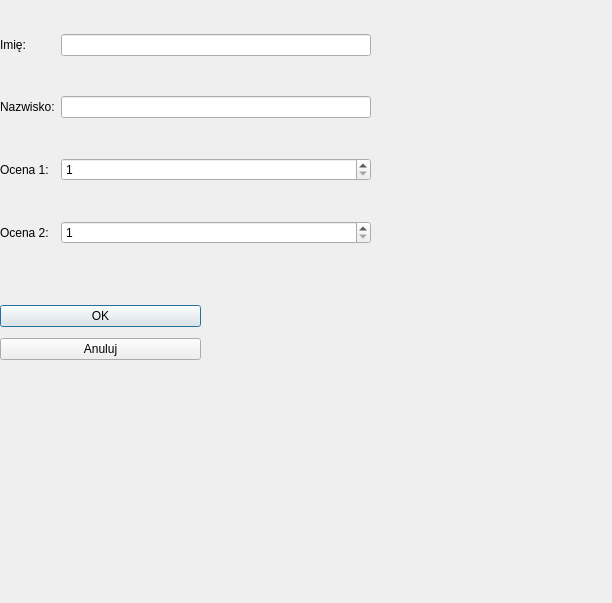
Qt form addnewstudent.ui (Pbis778/dziennik_uczniow) before a commit.
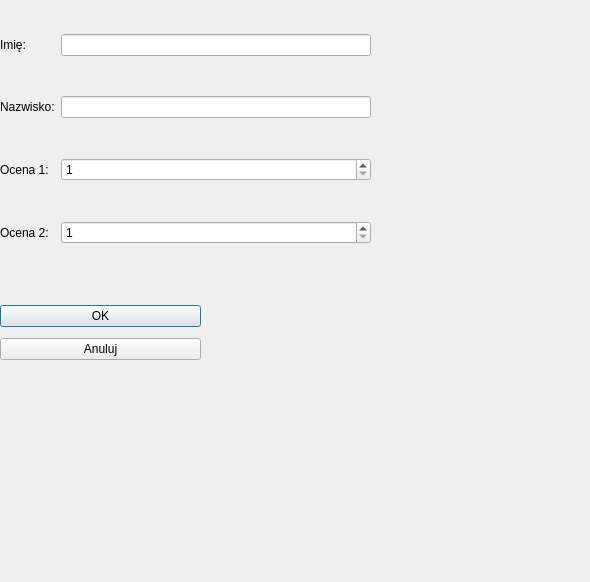
The same form after that commit.

```diff
--- a/addnewstudent.ui
+++ b/addnewstudent.ui
@@ -6,8 +6,8 @@
    <rect>
     <x>0</x>
     <y>0</y>
-    <width>612</width>
-    <height>603</height>
+    <width>590</width>
+    <height>582</height>
    </rect>
   </property>
   <property name="windowTitle">
@@ -79,7 +79,7 @@
     </item>
    </layout>
   </widget>
-  <widget class="QWidget" name="">
+  <widget class="QWidget" name="layoutWidget">
    <property name="geometry">
     <rect>
      <x>0</x>
```
Left out of the diff: 4 changed lines with no effect on the pictures.
